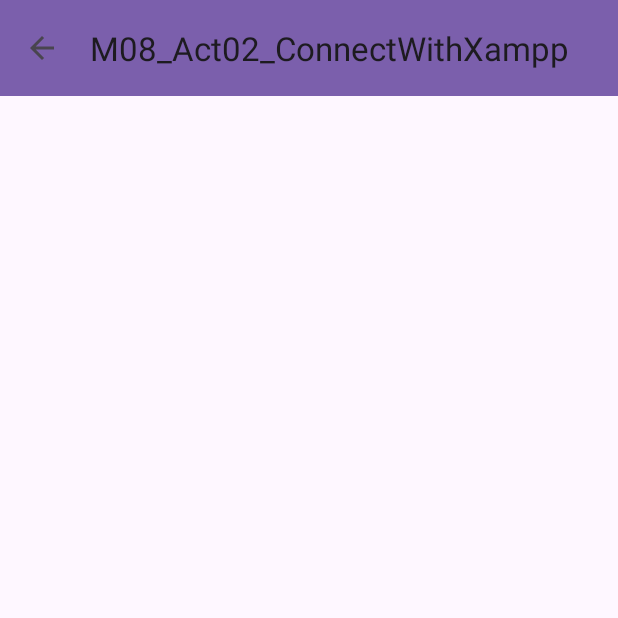
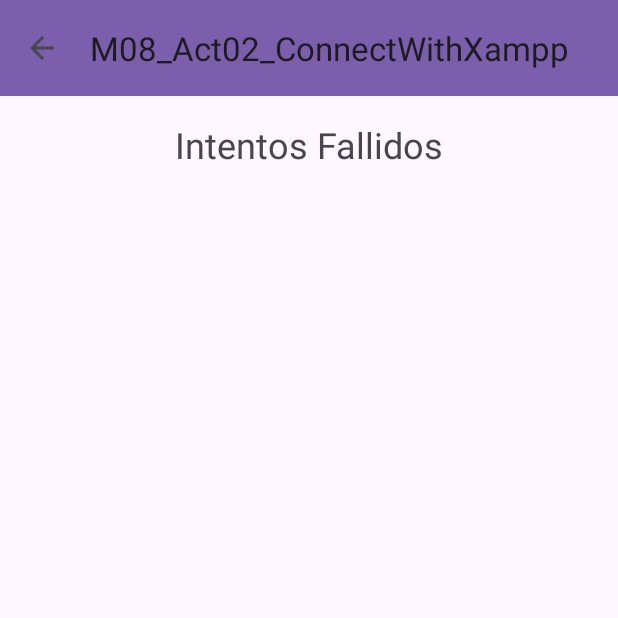
Before and after one commit to LinkiaFP-Exercises/M08_Act02, an Android app: the FailedAttemptsViewer screen opened directly, with no data from a screen before it, on a phone screen of 412 x 824 dp, the top half of it. Run offline under Robolectric (Android 15) with nearby library versions, the phone set to English and light mode, and no system bars; Roboto replaces fonts that are not available here.

Commit message:
changes to the layout of the FailedAttemptsViewer to implement relevant methods

```diff
--- a/M08_Act02_ConectWithXampp/app/src/main/java/com/faunog/m08_act02_conectwithxampp/FailedAttemptsViewer.java
+++ b/M08_Act02_ConectWithXampp/app/src/main/java/com/faunog/m08_act02_conectwithxampp/FailedAttemptsViewer.java
@@ -5,15 +5,25 @@ import androidx.appcompat.widget.Toolbar;
 
 import android.content.Intent;
 import android.os.Bundle;
+import android.widget.ArrayAdapter;
+import android.widget.ListView;
+
+import java.util.List;
 
 public class FailedAttemptsViewer extends AppCompatActivity {
+
+    private ListView listView;
+    private List<FailedLogin> failedAttemptsList;
+    private SQLiteFailedAccounts sqLiteFailedAccounts;
 
     @Override
     protected void onCreate(Bundle savedInstanceState) {
         super.onCreate(savedInstanceState);
         setContentView(R.layout.activity_failed_attempts);
+        createSQLiteFailedAccounts();
         toolbarNavigationFunction();
-
+        connectVariableWithElements();
+        populateListView();
     }
 
     private void toolbarNavigationFunction() {
@@ -31,4 +41,18 @@ public class FailedAttemptsViewer extends AppCompatActivity {
             finish();
         });
     }
+
+    private void createSQLiteFailedAccounts() {
+        sqLiteFailedAccounts = new SQLiteFailedAccounts(this);
+    }
+
+    private void connectVariableWithElements() {
+        listView = findViewById(R.id.listViewFailedAttempts);
+    }
+
+    private void populateListView() {
+        failedAttemptsList = sqLiteFailedAccounts.getFailedAccounts();
+        FailedLoginAdapter adapter = new FailedLoginAdapter(this, failedAttemptsList);
+        listView.setAdapter(adapter);
+    }
 }
--- a/M08_Act02_ConectWithXampp/app/src/main/res/layout/activity_failed_attempts.xml
+++ b/M08_Act02_ConectWithXampp/app/src/main/res/layout/activity_failed_attempts.xml
@@ -15,6 +15,20 @@
         android:background="@color/G3"
         app:popupTheme="@style/ThemeOverlay.AppCompat.Light" />
 
-    <!-- Resto de tu diseño aquí -->
+    <TextView
+        android:layout_width="match_parent"
+        android:layout_height="wrap_content"
+        android:text="Intentos Fallidos"
+        android:textSize="24sp"
+        android:gravity="center"
+        android:padding="16dp"
+        tools:ignore="HardcodedText" />
+
+    <ListView
+        android:id="@+id/listViewFailedAttempts"
+        android:layout_width="match_parent"
+        android:layout_height="wrap_content"
+        android:paddingStart="5dp"
+        tools:ignore="RtlSymmetry" />
 
 </LinearLayout>
```
